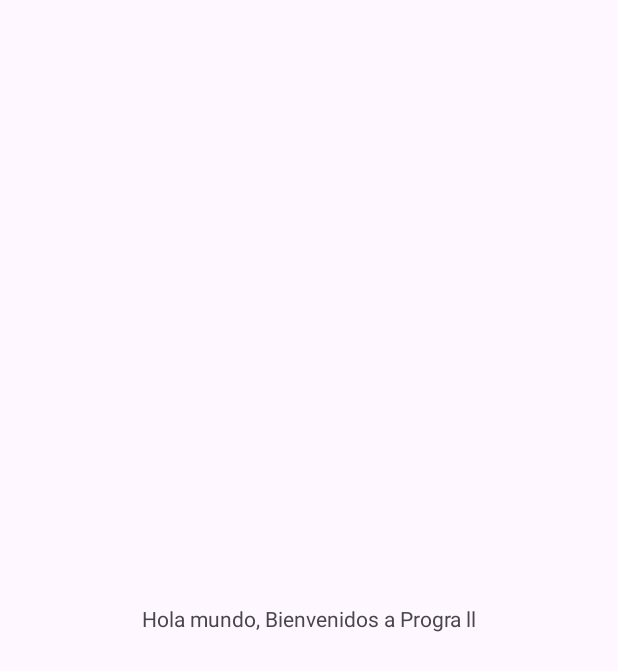
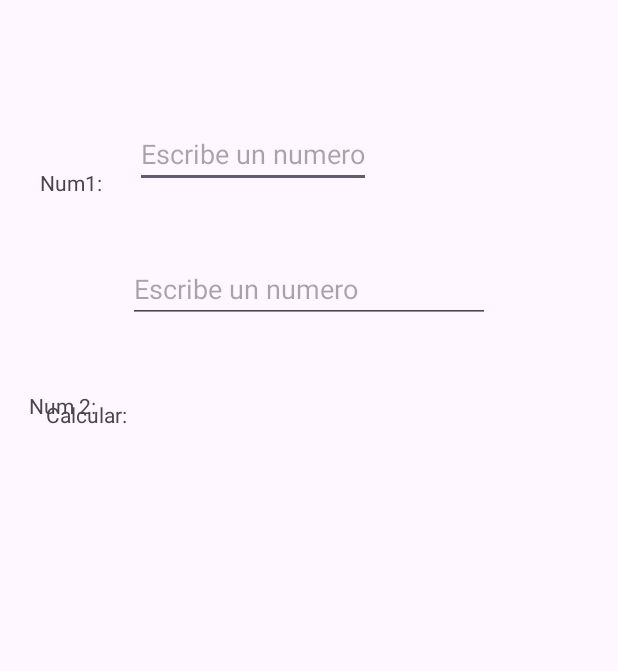
Before and after one commit to ClaudiaSorto-006/Prograll-semi-2026, an Android app: the MainActivity screen opened directly, with no data from a screen before it, on a phone screen of 412 x 824 dp. Shown: the top 671 px of the screen. Run offline under Robolectric (Android 15) with nearby library versions, the light colour scheme and no system bars.

Commit message:
creacion de una calculadora e interfaz

```diff
--- a/app/build.gradle.kts
+++ b/app/build.gradle.kts
@@ -10,7 +10,7 @@ android {
 
     defaultConfig {
         applicationId = "com.example.miprimeraapp"
-        minSdk = 22
+        minSdk = 23
         targetSdk = 36
         versionCode = 1
         versionName = "1.0"
--- a/app/src/main/res/layout/activity_main.xml
+++ b/app/src/main/res/layout/activity_main.xml
@@ -8,12 +8,66 @@
     tools:context=".MainActivity">
 
     <TextView
+        android:id="@+id/lblNum1"
         android:layout_width="wrap_content"
         android:layout_height="wrap_content"
-        android:text="Hola mundo, Bienvenidos a Progra ll"
+        android:text="Num1:"
         app:layout_constraintBottom_toBottomOf="parent"
         app:layout_constraintEnd_toEndOf="parent"
+        app:layout_constraintHorizontal_bias="0.072"
         app:layout_constraintStart_toStartOf="parent"
-        app:layout_constraintTop_toTopOf="parent" />
+        app:layout_constraintTop_toTopOf="parent"
+        app:layout_constraintVertical_bias="0.139" />
+
+    <EditText
+        android:id="@+id/textNum2"
+        android:layout_width="wrap_content"
+        android:layout_height="wrap_content"
+        android:layout_margin="80dp"
+        android:hint="Escribe un numero"
+        app:layout_constraintBottom_toBottomOf="parent"
+        app:layout_constraintEnd_toEndOf="parent"
+        app:layout_constraintHorizontal_bias="0.106"
+        app:layout_constraintStart_toStartOf="parent"
+        app:layout_constraintTop_toTopOf="parent"
+        app:layout_constraintVertical_bias="0.0"
+        tools:layout_editor_absoluteX="40dp" />
+
+    <TextView
+        android:id="@+id/lblNum2"
+        android:layout_width="wrap_content"
+        android:layout_height="wrap_content"
+        android:layout_marginEnd="348dp"
+        android:layout_marginBottom="544dp"
+        android:text="Num 2:"
+        app:layout_constraintBottom_toBottomOf="parent"
+        app:layout_constraintEnd_toEndOf="parent" />
+
+    <EditText
+        android:id="@+id/txtNum2"
+        android:layout_width="match_parent"
+        android:layout_height="wrap_content"
+        android:layout_margin="85dp"
+        android:hint="Escribe un numero"
+        app:layout_constraintBottom_toBottomOf="parent"
+        app:layout_constraintTop_toTopOf="parent"
+        app:layout_constraintVertical_bias="0.139"
+        tools:layout_editor_absoluteX="64dp" />
+
+    <TextView
+        android:id="@+id/lblRespuesta"
+        android:layout_width="wrap_content"
+        android:layout_height="wrap_content"
+        android:text="Calcular:"
+        app:layout_constraintBottom_toBottomOf="parent"
+        app:layout_constraintEnd_toEndOf="parent"
+        app:layout_constraintHorizontal_bias="0.086"
+        app:layout_constraintStart_toStartOf="parent"
+        app:layout_constraintTop_toTopOf="parent"
+        app:layout_constraintVertical_bias="0.331" />
+
+
+
+
 
 </androidx.constraintlayout.widget.ConstraintLayout>
```
